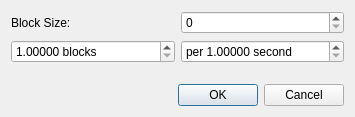
The window that Editor/tools/math/blocksperseconddialog.ui (WohlSoft/Moondust-Project) describes before a commit, drawn with Qt 5.
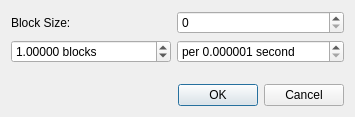
The same window after the commit. Icons and pictures are not drawn.

Commit message: Fix precision in the blocks per second calculator Thanks to RudeGuy

Patch:
```diff
--- a/Editor/tools/math/blocksperseconddialog.ui
+++ b/Editor/tools/math/blocksperseconddialog.ui
@@ -60,7 +60,7 @@
       <number>5</number>
      </property>
      <property name="minimum">
-      <double>1.000000000000000</double>
+      <double>0.000010000000000</double>
      </property>
      <property name="maximum">
       <double>9999999.000000000000000</double>
@@ -79,10 +79,13 @@
       <string> second</string>
      </property>
      <property name="decimals">
-      <number>5</number>
+      <number>6</number>
      </property>
      <property name="minimum">
-      <double>1.000000000000000</double>
+      <double>0.000001000000000</double>
+     </property>
+     <property name="maximum">
+      <double>99999.990000000005239</double>
      </property>
     </widget>
    </item>
```
